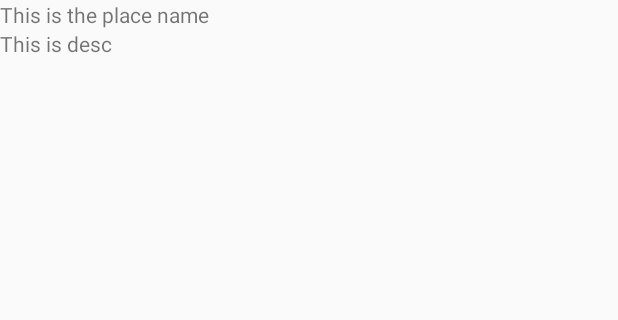
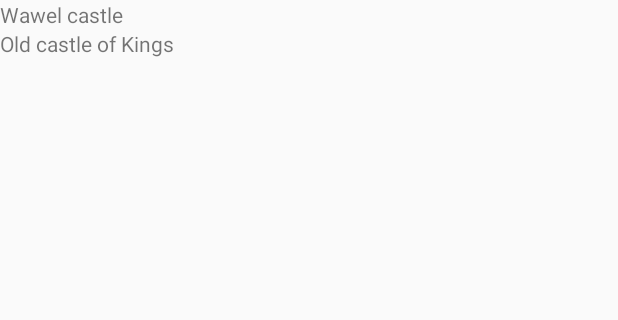
Before and after one commit to wojtekno/SeeUKrakow, an Android app: the screen it shows after launch (PlaceActivity), after a tap on "Wawel castle", on a phone screen of 412 x 824 dp, the part 192-512 px from its top. Run offline under Robolectric (Android 15) with nearby library versions, the phone set to English and light mode, and no system bars.

Commit message:
Implement Parcelable to Place.java

```diff
--- a/app/src/main/java/com/example/android/seeukrakow/HistoryFragment.java
+++ b/app/src/main/java/com/example/android/seeukrakow/HistoryFragment.java
@@ -28,7 +28,7 @@ public class HistoryFragment extends Fragment {
                              Bundle savedInstanceState) {
         ViewGroup rootView = (ViewGroup) inflater.inflate(R.layout.place_list, container, false);
 
-        ArrayList<Place> placesList = new ArrayList<Place>();
+        final ArrayList<Place> placesList = new ArrayList<Place>();
         placesList.add(new Place(getString(R.string.wawel_castle), getString(R.string.wawel_castle_desc)));
 
 //        TextView description = (TextView) container.findViewById(R.id.place_name_tv);
@@ -40,7 +40,7 @@ public class HistoryFragment extends Fragment {
             public void onItemClick(int position) {
                 Toast.makeText(getContext(), "KLikam :)", Toast.LENGTH_LONG).show();
                 Intent i = new Intent(getContext(), PlaceActivity.class);
-//                i.putExtra()
+                i.putExtra("Place", placesList.get(position));
                 startActivity(i);
             }
         });
--- a/app/src/main/java/com/example/android/seeukrakow/PlaceActivity.java
+++ b/app/src/main/java/com/example/android/seeukrakow/PlaceActivity.java
@@ -10,17 +10,19 @@ public class PlaceActivity extends AppCompatActivity {
     ImageView placePicture;
     TextView placeNameTV;
     TextView placeDescTV;
+    Place currentPlace;
 
     @Override
     protected void onCreate(Bundle savedInstanceState) {
         super.onCreate(savedInstanceState);
         setContentView(R.layout.activity_place);
+currentPlace = getIntent().getParcelableExtra("Place");
 
         placeNameTV = findViewById(R.id.place_name_tv);
-        placeNameTV.setText("This is the place name");
+        placeNameTV.setText(currentPlace.getPlaceName());
 
         placeDescTV = findViewById(R.id.place_descritpion_tv);
-        placeDescTV.setText("This is desc");
+        placeDescTV.setText(currentPlace.getPlaceDescription());
 
     }
 }
```
Also changed, not shown: app/src/main/java/com/example/android/seeukrakow/Place.java (+36 -1 lines).
